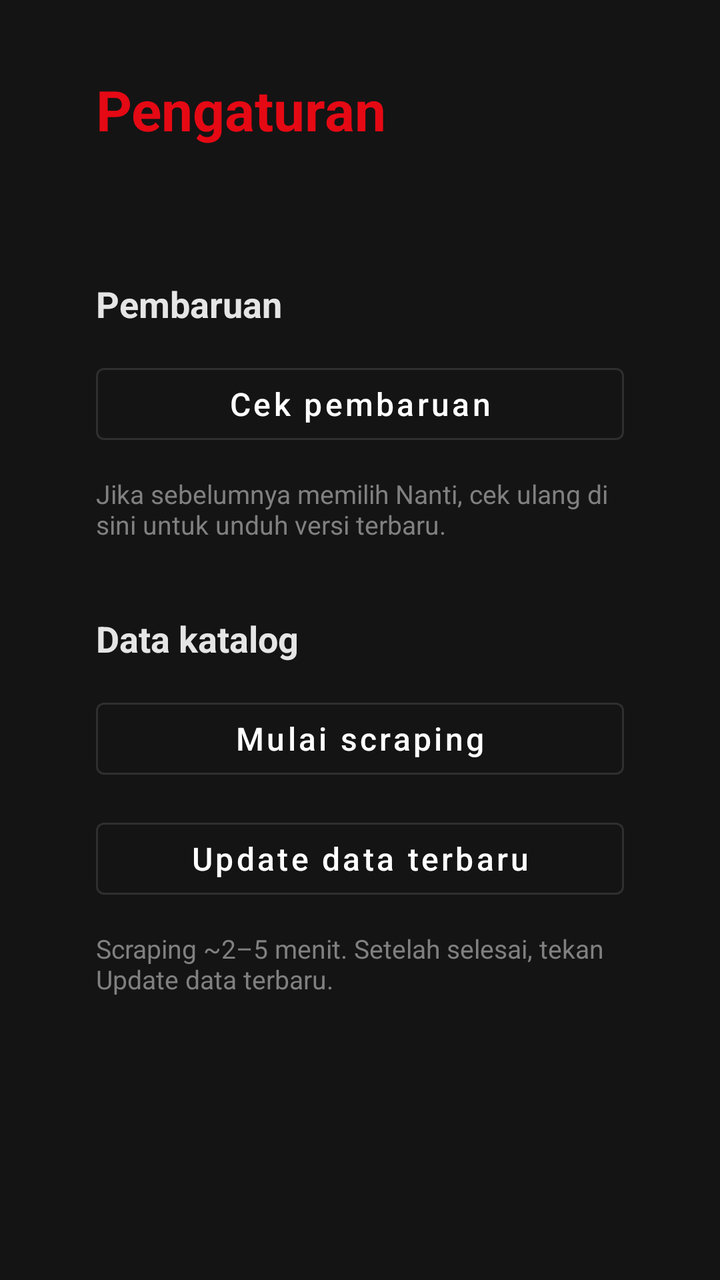
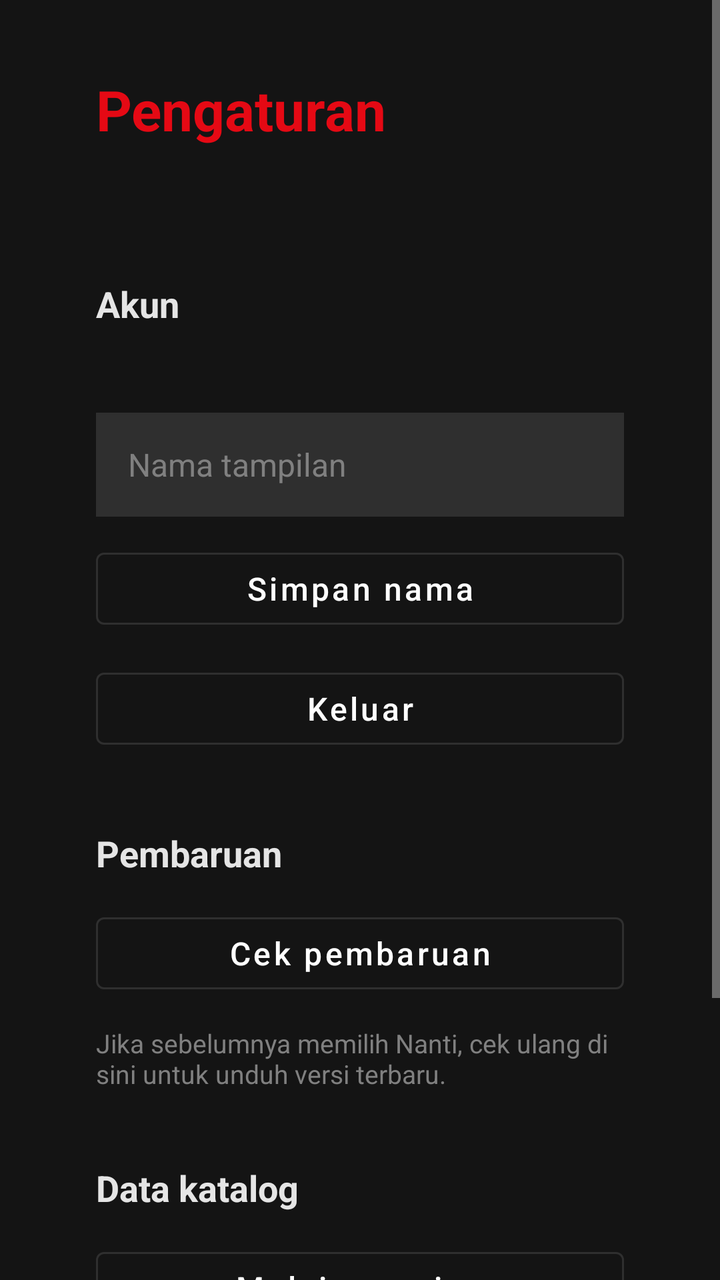

The first picture is an Android layout as it rendered before a commit; the second is the same layout after the commit. The layout source and the unified diff follow.
<!-- AndroidManifest.xml: activity theme Theme.WebunimeTv.Detail -->
<!-- res/layout/activity_settings.xml -->
<?xml version="1.0" encoding="utf-8"?>
<ScrollView xmlns:android="http://schemas.android.com/apk/res/android"
    xmlns:app="http://schemas.android.com/apk/res-auto"
    android:layout_width="match_parent"
    android:layout_height="match_parent"
    android:background="@color/wu_bg"
    android:fillViewport="true">

    <LinearLayout
        android:layout_width="match_parent"
        android:layout_height="wrap_content"
        android:orientation="vertical"
        android:paddingStart="48dp"
        android:paddingTop="36dp"
        android:paddingEnd="48dp"
        android:paddingBottom="48dp">

        <TextView
            android:layout_width="wrap_content"
            android:layout_height="wrap_content"
            android:text="@string/settings"
            android:textColor="@color/wu_accent"
            android:textSize="28sp"
            android:textStyle="bold" />

        <TextView
            android:id="@+id/settingsVersion"
            android:layout_width="wrap_content"
            android:layout_height="wrap_content"
            android:layout_marginTop="10dp"
            android:textColor="@color/wu_text_dim"
            android:textSize="15sp" />

        <TextView
            android:layout_width="wrap_content"
            android:layout_height="wrap_content"
            android:layout_marginTop="36dp"
            android:text="@string/settings_section_update"
            android:textColor="@color/wu_row_header"
            android:textSize="18sp"
            android:textStyle="bold" />

        <com.google.android.material.button.MaterialButton
            android:id="@+id/settingsCheckUpdate"
            style="@style/Wu.Button.Outlined"
            android:layout_width="wrap_content"
            android:layout_height="wrap_content"
            android:layout_marginTop="14dp"
            android:focusable="true"
            android:minWidth="280dp"
            android:text="@string/settings_check_update"
            android:textAllCaps="false"
            android:textSize="16sp"
            app:cornerRadius="4dp" />

        <TextView
            android:layout_width="match_parent"
            android:layout_height="wrap_content"
            android:layout_marginTop="12dp"
            android:text="@string/settings_check_update_hint"
            android:textColor="@color/wu_text_muted"
            android:textSize="13sp" />

        <TextView
            android:layout_width="wrap_content"
            android:layout_height="wrap_content"
            android:layout_marginTop="36dp"
            android:text="@string/settings_section_catalog"
            android:textColor="@color/wu_row_header"
            android:textSize="18sp"
            android:textStyle="bold" />

        <com.google.android.material.button.MaterialButton
            android:id="@+id/settingsStartScrape"
            style="@style/Wu.Button.Outlined"
            android:layout_width="wrap_content"
            android:layout_height="wrap_content"
            android:layout_marginTop="14dp"
            android:focusable="true"
            android:minWidth="280dp"
            android:text="@string/settings_start_scrape"
            android:textAllCaps="false"
            android:textSize="16sp"
            app:cornerRadius="4dp" />

        <com.google.android.material.button.MaterialButton
            android:id="@+id/settingsRefreshCatalog"
            style="@style/Wu.Button.Outlined"
            android:layout_width="wrap_content"
            android:layout_height="wrap_content"
            android:layout_marginTop="12dp"
            android:focusable="true"
            android:minWidth="280dp"
            android:text="@string/settings_refresh_catalog"
            android:textAllCaps="false"
            android:textSize="16sp"
            app:cornerRadius="4dp" />

        <TextView
            android:id="@+id/settingsCatalogStatus"
            android:layout_width="match_parent"
            android:layout_height="wrap_content"
            android:layout_marginTop="12dp"
            android:text="@string/settings_catalog_hint"
            android:textColor="@color/wu_text_muted"
            android:textSize="13sp" />
    </LinearLayout>
</ScrollView>
<!-- resources referenced by this layout -->
<resources>
  <color name="wu_accent">#E50914</color>
  <color name="wu_bg">#141414</color>
  <color name="wu_row_header">#E5E5E5</color>
  <color name="wu_text_dim">#B3B3B3</color>
  <color name="wu_text_muted">#808080</color>
  <string name="settings">Pengaturan</string>
  <string name="settings_catalog_hint">Scraping ~2–5 menit. Setelah selesai, tekan Update data terbaru.</string>
  <string name="settings_check_update">Cek pembaruan</string>
  <string name="settings_check_update_hint">Jika sebelumnya memilih Nanti, cek ulang di sini untuk unduh versi terbaru.</string>
  <string name="settings_refresh_catalog">Update data terbaru</string>
  <string name="settings_section_catalog">Data katalog</string>
  <string name="settings_section_update">Pembaruan</string>
  <string name="settings_start_scrape">Mulai scraping</string>
  <style name="Wu.Button.Outlined" parent="Widget.MaterialComponents.Button.OutlinedButton">
          <item name="strokeColor">@color/wu_surface</item>
          <item name="android:textColor">@color/wu_text</item>
          <item name="rippleColor">@color/wu_accent</item>
      </style>
  <style name="Theme.WebunimeTv.Detail" parent="Theme.MaterialComponents.NoActionBar">
          <item name="android:windowBackground">@color/wu_bg</item>
          <item name="colorPrimary">@color/wu_accent</item>
          <item name="colorPrimaryVariant">@color/wu_accent_dark</item>
          <item name="colorOnPrimary">@color/wu_text</item>
          <item name="colorSecondary">@color/wu_accent</item>
          <item name="android:statusBarColor">@color/wu_bg</item>
          <item name="materialButtonOutlinedStyle">@style/Wu.Button.Outlined</item>
      </style>
  <color name="wu_surface">#2F2F2F</color>
  <color name="wu_text">#FFFFFF</color>
  <color name="wu_accent_dark">#B20710</color>
</resources>

<!-- the commit's change to res/layout/activity_settings.xml (unified diff, before → after) -->
@@ -30,6 +30,66 @@
             android:layout_marginTop="10dp"
             android:textColor="@color/wu_text_dim"
             android:textSize="15sp" />
+
+        <TextView
+            android:layout_width="wrap_content"
+            android:layout_height="wrap_content"
+            android:layout_marginTop="36dp"
+            android:text="@string/settings_section_account"
+            android:textColor="@color/wu_row_header"
+            android:textSize="18sp"
+            android:textStyle="bold" />
+
+        <TextView
+            android:id="@+id/settingsAccountName"
+            android:layout_width="wrap_content"
+            android:layout_height="wrap_content"
+            android:layout_marginTop="10dp"
+            android:textColor="@color/wu_text_dim"
+            android:textSize="15sp" />
+
+        <EditText
+            android:id="@+id/settingsDisplayName"
+            android:layout_width="320dp"
+            android:layout_height="52dp"
+            android:layout_marginTop="12dp"
+            android:background="@color/wu_surface"
+            android:focusable="true"
+            android:hint="@string/settings_display_name"
+            android:importantForAutofill="no"
+            android:inputType="textPersonName"
+            android:maxLines="1"
+            android:paddingStart="16dp"
+            android:paddingEnd="16dp"
+            android:textColor="@color/wu_text"
+            android:textColorHint="@color/wu_text_muted"
+            android:textSize="16sp" />
+
+        <com.google.android.material.button.MaterialButton
+            android:id="@+id/settingsSaveProfile"
+            style="@style/Wu.Button.Outlined"
+            android:layout_width="wrap_content"
+            android:layout_height="wrap_content"
+            android:layout_marginTop="12dp"
+            android:focusable="true"
+            android:minWidth="280dp"
+            android:text="@string/settings_save_profile"
+            android:textAllCaps="false"
+            android:textSize="16sp"
+            app:cornerRadius="4dp" />
+
+        <com.google.android.material.button.MaterialButton
+            android:id="@+id/settingsLogout"
+            style="@style/Wu.Button.Outlined"
+            android:layout_width="wrap_content"
+            android:layout_height="wrap_content"
+            android:layout_marginTop="12dp"
+            android:focusable="true"
+            android:minWidth="280dp"
+            android:text="@string/settings_logout"
+            android:textAllCaps="false"
+            android:textSize="16sp"
+            app:cornerRadius="4dp" />
 
         <TextView
             android:layout_width="wrap_content"
<!-- resource entries referenced after the edit -->
@@ -3,13 +3,19 @@
   <color name="wu_accent">#E50914</color>
   <color name="wu_bg">#141414</color>
   <color name="wu_row_header">#E5E5E5</color>
+  <color name="wu_surface">#2F2F2F</color>
+  <color name="wu_text">#FFFFFF</color>
   <color name="wu_text_dim">#B3B3B3</color>
   <color name="wu_text_muted">#808080</color>
   <string name="settings">Pengaturan</string>
-  <string name="settings_catalog_hint">Scraping ~2–5 menit. Setelah selesai, tekan Update data terbaru.</string>
+  <string name="settings_catalog_hint">Scraping ~2–5 menit di server. Setelah selesai, tekan Update data terbaru.</string>
   <string name="settings_check_update">Cek pembaruan</string>
   <string name="settings_check_update_hint">Jika sebelumnya memilih Nanti, cek ulang di sini untuk unduh versi terbaru.</string>
+  <string name="settings_display_name">Nama tampilan</string>
+  <string name="settings_logout">Keluar</string>
   <string name="settings_refresh_catalog">Update data terbaru</string>
+  <string name="settings_save_profile">Simpan nama</string>
+  <string name="settings_section_account">Akun</string>
   <string name="settings_section_catalog">Data katalog</string>
   <string name="settings_section_update">Pembaruan</string>
   <string name="settings_start_scrape">Mulai scraping</string>
@@ -27,8 +33,6 @@
           <item name="android:statusBarColor">@color/wu_bg</item>
           <item name="materialButtonOutlinedStyle">@style/Wu.Button.Outlined</item>
       </style>
-  <color name="wu_surface">#2F2F2F</color>
-  <color name="wu_text">#FFFFFF</color>
   <color name="wu_accent_dark">#B20710</color>
 </resources>
 
